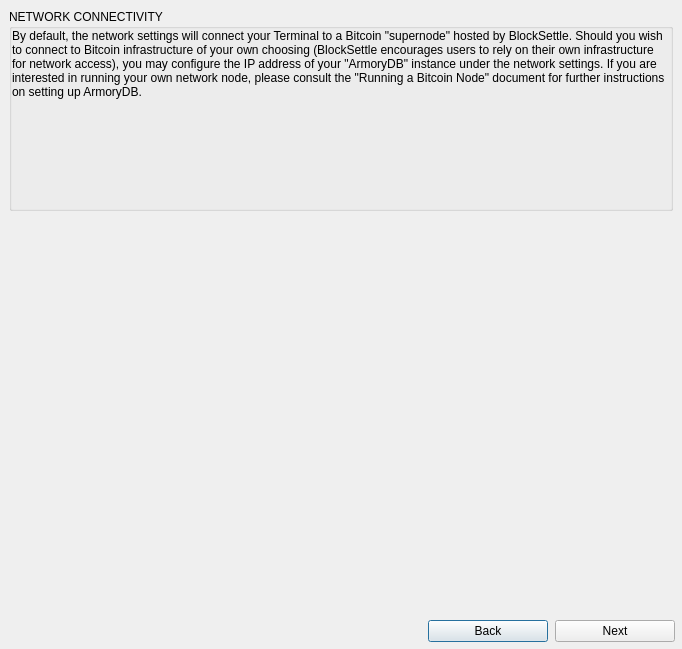
BlockSettle/terminal, file BlockSettleUILib/StartupDialog.ui: the form before one commit.
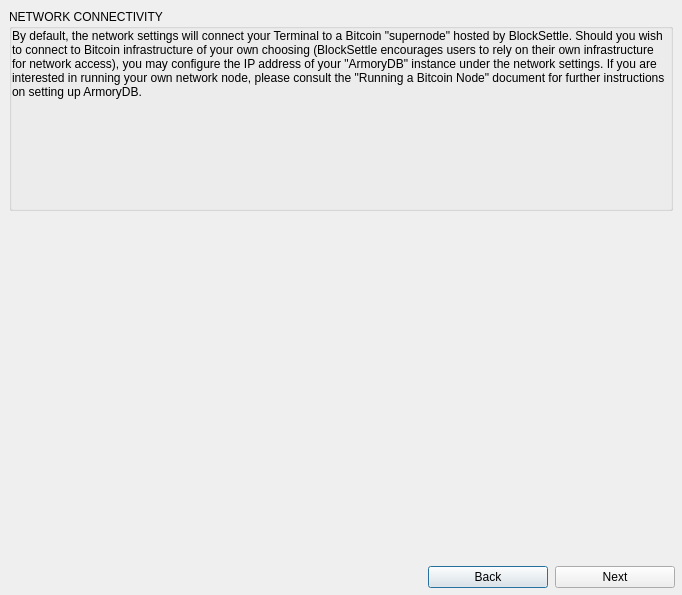
The form after the commit.

Diff of the .ui file:
```diff
--- a/BlockSettleUILib/StartupDialog.ui
+++ b/BlockSettleUILib/StartupDialog.ui
@@ -7,7 +7,7 @@
     <x>0</x>
     <y>0</y>
     <width>682</width>
-    <height>649</height>
+    <height>595</height>
    </rect>
   </property>
   <property name="windowTitle">
@@ -146,7 +146,7 @@
          <property name="sizeHint" stdset="0">
           <size>
            <width>20</width>
-           <height>40</height>
+           <height>0</height>
           </size>
          </property>
         </spacer>
```
